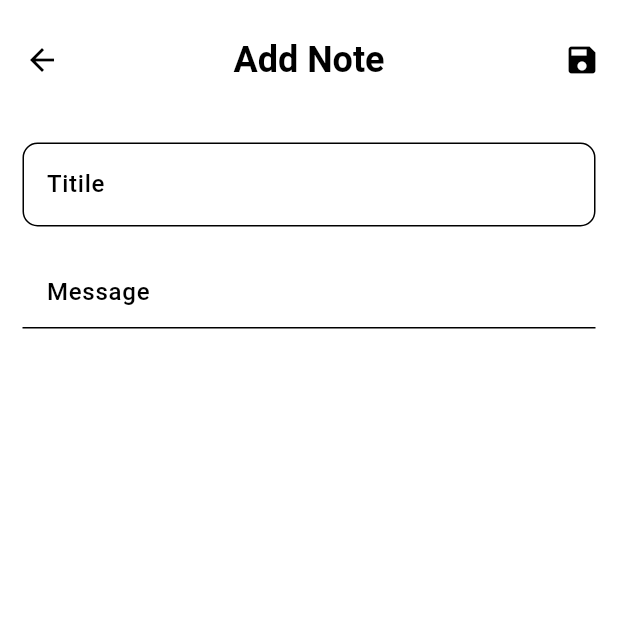
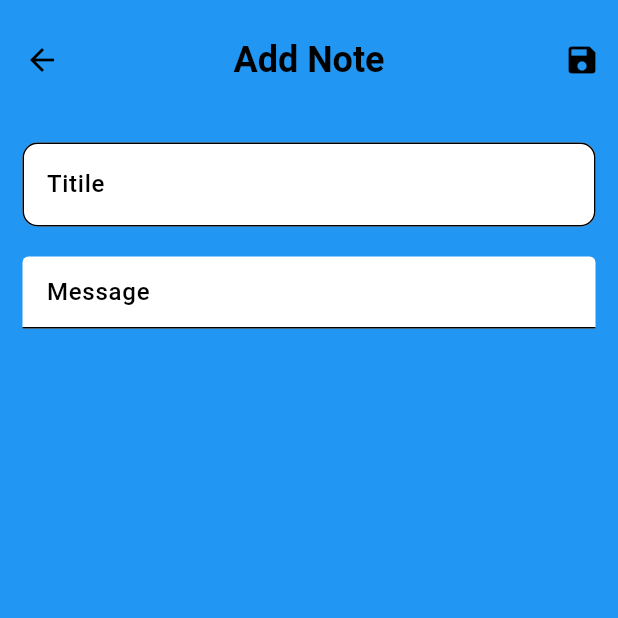
Before and after one commit to karm-1598/Notes_App, a Flutter app: the Notesscreen screen opened directly with empty values, on a phone screen of 412 x 824 dp, the top half of it. Run offline on Flutter 3.47's test engine with Material 3 defaults, Android fonts, the light colour scheme and no system bars; our stand-ins replace cloud_firestore, firebase_auth, firebase_core, get, google_sign_in, lottie; accounts and stored records are empty; Roboto replaces fonts that are missing (Questrial).

Commit message:
general changes

```diff
--- a/lib/screens/auth/registration.dart
+++ b/lib/screens/auth/registration.dart
@@ -5,7 +5,7 @@ import 'package:college_notes/utils/customTextField.dart';
 import 'package:firebase_auth/firebase_auth.dart';
 import 'package:flutter/material.dart';
 import 'package:get/get.dart';
-import 'package:get/state_manager.dart';
+
 
 class SignUp extends StatefulWidget {
   const SignUp({super.key});
--- a/lib/screens/notesScreen.dart
+++ b/lib/screens/notesScreen.dart
@@ -1,4 +1,5 @@
 import 'package:cloud_firestore/cloud_firestore.dart';
+import 'package:college_notes/controllers/safe_areaController.dart';
 import 'package:college_notes/models/notesModel.dart';
 import 'package:college_notes/routes/routes.dart';
 import 'package:college_notes/screens/home/homeScreen.dart';
@@ -16,7 +17,7 @@ class Notesscreen extends StatefulWidget {
 }
 
 class _NotesscreenState extends State<Notesscreen> {
-  FirebaseAuth auth=FirebaseAuth.instance;
+  FirebaseAuth auth = FirebaseAuth.instance;
 
   final CollectionReference myNotes = FirebaseFirestore.instance.collection(
     'Notes',
@@ -40,10 +41,10 @@ class _NotesscreenState extends State<Notesscreen> {
     color = (note.color == null || note.color == 0xFFFFFFFF)
         ? generateRandomColor()
         : note.color ?? const Color.fromARGB(255, 244, 244, 244).toARGB32();
-      titlecontroller.text=note.title??'';
-      messageController.text=note.message??'';
+    titlecontroller.text = note.title ?? '';
+    messageController.text = note.message ?? '';
+  }
 
-  }
   @override
   void dispose() {
     // TODO: implement dispose
@@ -54,8 +55,8 @@ class _NotesscreenState extends State<Notesscreen> {
 
   @override
   Widget build(BuildContext context) {
-    return SafeArea(
-      child: Scaffold(
+    return Scaffold(
+      backgroundColor: Colors.blue,
       appBar: AppBar(
         title: Text(
           noteId.isEmpty ? 'Add Note' : 'Edit Note',
@@ -65,9 +66,13 @@ class _NotesscreenState extends State<Notesscreen> {
         actions: [
           Row(
             children: [
-                IconButton(onPressed: () {saveNotes();
+              IconButton(
+                onPressed: () {
+                  saveNotes();
                   Get.offAll(Myhome());
-                }, icon: Icon(Icons.save)),
+                },
+                icon: Icon(Icons.save),
+              ),
 
               if (noteId.isNotEmpty)
                 IconButton(
@@ -106,13 +111,9 @@ class _NotesscreenState extends State<Notesscreen> {
                     messageString = value;
                   });
                 },
-                  decoration: InputDecoration(
-
-                    hintText: 'Message',
-                  ),
+                decoration: InputDecoration(hintText: 'Message'),
               ),
             ],
-            ),
           ),
         ),
       ),
@@ -121,30 +122,28 @@ class _NotesscreenState extends State<Notesscreen> {
 
   void saveNotes() async {
     DateTime time = DateTime.now();
-    try{
+    try {
       if (noteId.isEmpty) {
-        final uid=auth.currentUser!.uid;
+        final uid = auth.currentUser!.uid;
         await myNotes.add({
           'title': titlecontroller.text.trim(),
           'message': messageController.text.trim(),
           'createdAt': time.toString(),
           'color': color,
-        'uid':uid,
+          'uid': uid,
         });
-
       } else {
         await myNotes.doc(noteId).update({
           'title': titlecontroller.text.trim(),
-          'message':messageController.text.trim(),
+          'message': messageController.text.trim(),
           'updatedAt': time.toString(),
           'color': color,
         });
-
-
       }
-    }catch(e){
-      ScaffoldMessenger.of(context).showSnackBar(SnackBar(content: Text('Error saving note: ${e.toString()}')));
-    }
-
+    } catch (e) {
+      ScaffoldMessenger.of(context).showSnackBar(
+        SnackBar(content: Text('Error saving note: ${e.toString()}')),
+      );
     }
   }
+}
```
Also changed, not shown: lib/controllers/safe_areaController.dart (added, +35 -0 lines), lib/screens/home/homeScreen.dart (+22 -15 lines). Lines whose indentation alone changed are shown as unchanged.
